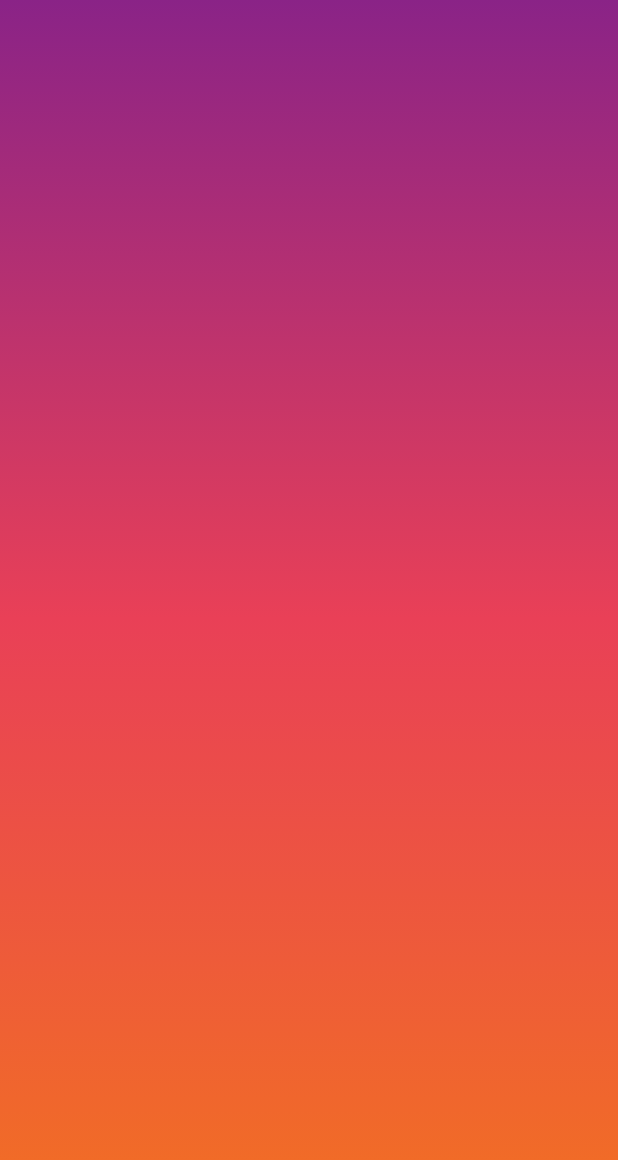
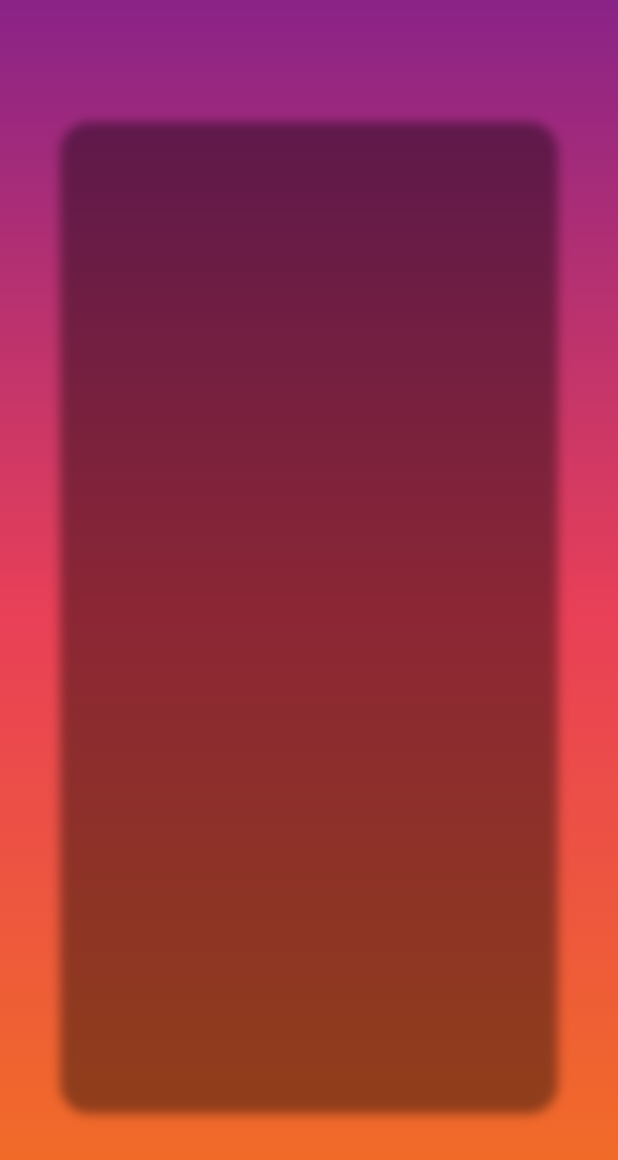
Before and after one commit to DaminduSandaruwan/PaintApp, a Flutter app: the screen it shows after launch, on a phone screen of 412 x 824 dp. Shown: the top 1160 px of the screen. Run offline on Flutter 3.47's test engine with Material 2 defaults, Android fonts, the phone set to English and light mode, and no system bars.

Commit message:
Container for drawing board

```diff
--- a/lib/main.dart
+++ b/lib/main.dart
@@ -40,6 +40,10 @@ class HomePage extends StatefulWidget {
 class _HomePageState extends State<HomePage> {
   @override
   Widget build(BuildContext context) {
+
+    final double width = MediaQuery.of(context).size.width;
+    final double height = MediaQuery.of(context).size.height;
+
     return Scaffold(
       body: Stack(
         children: <Widget>[
@@ -56,6 +60,30 @@ class _HomePageState extends State<HomePage> {
               ),
             ),
           ),
+          Center(
+            child: Column(
+              mainAxisAlignment: MainAxisAlignment.center,
+              crossAxisAlignment: CrossAxisAlignment.center,
+              children: <Widget>[
+                Container(
+                  width: width *0.8,
+                  height: height *0.8,
+                  decoration: BoxDecoration(
+                    borderRadius: BorderRadius.all(
+                      Radius.circular(20.0)
+                    ),
+                    boxShadow: [
+                      BoxShadow(
+                        color: Colors.black.withOpacity(0.4),
+                        blurRadius: 5.0,
+                        spreadRadius: 1.0,
+                      ),
+                    ],
+                  ),
+                ),
+              ],
+            ),
+          ),
         ],
       ),
     );
--- a/pubspec.yaml
+++ b/pubspec.yaml
@@ -21,6 +21,7 @@ environment:
   sdk: ">=2.7.0 <3.0.0"
 
 dependencies:
+  flutter_colorpicker: ^0.3.2
   flutter:
     sdk: flutter
 
```
Also changed, not shown: pubspec.lock.
